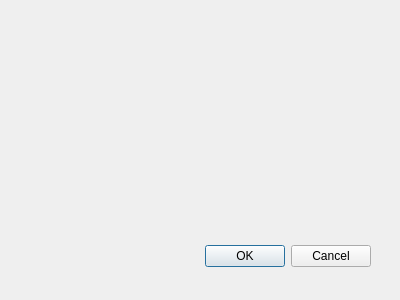
This is helper_main_dialog_base.ui in bazzile/helper as Qt 5 draws it before an edit. The edited form follows.
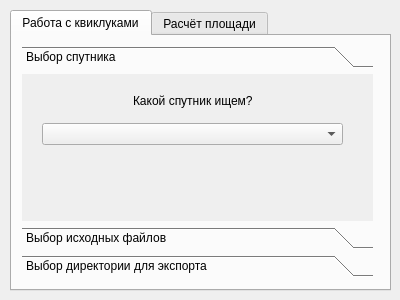
This is the edited form. The open tabs and pages were chosen to show the change.

Commit message: Добавлены первые функции

```diff
--- a/helper_main_dialog_base.ui
+++ b/helper_main_dialog_base.ui
@@ -1,7 +1,7 @@
 <ui version="4.0" >
  <class>HelperDialogBase</class>
- <widget class="QDialog" name="HelperDialogBase" >
-  <property name="geometry" >
+ <widget class="QDialog" name="HelperDialogBase">
+  <property name="geometry">
    <rect>
     <x>0</x>
     <y>0</y>
@@ -9,24 +9,193 @@
     <height>300</height>
    </rect>
   </property>
-  <property name="windowTitle" >
+  <property name="windowTitle">
    <string>Innoter Helper</string>
   </property>
-  <widget class="QDialogButtonBox" name="button_box" >
-   <property name="geometry" >
+  <widget class="QTabWidget" name="tabWidget">
+   <property name="geometry">
     <rect>
-     <x>30</x>
-     <y>240</y>
-     <width>341</width>
-     <height>32</height>
+     <x>10</x>
+     <y>10</y>
+     <width>381</width>
+     <height>281</height>
     </rect>
    </property>
-   <property name="orientation" >
-    <enum>Qt::Horizontal</enum>
+   <property name="currentIndex">
+    <number>0</number>
    </property>
-   <property name="standardButtons" >
-    <set>QDialogButtonBox::Cancel|QDialogButtonBox::Ok</set>
-   </property>
+   <widget class="QWidget" name="tab">
+    <attribute name="title">
+     <string>Работа с квиклуками</string>
+    </attribute>
+    <widget class="QToolBox" name="toolBox">
+     <property name="geometry">
+      <rect>
+       <x>10</x>
+       <y>10</y>
+       <width>351</width>
+       <height>231</height>
+      </rect>
+     </property>
+     <property name="maximumSize">
+      <size>
+       <width>351</width>
+       <height>231</height>
+      </size>
+     </property>
+     <property name="currentIndex">
+      <number>2</number>
+     </property>
+     <widget class="QWidget" name="page">
+      <property name="geometry">
+       <rect>
+        <x>0</x>
+        <y>0</y>
+        <width>351</width>
+        <height>150</height>
+       </rect>
+      </property>
+      <attribute name="label">
+       <string>Выбор спутника</string>
+      </attribute>
+      <widget class="QWidget" name="verticalLayoutWidget">
+       <property name="geometry">
+        <rect>
+         <x>20</x>
+         <y>10</y>
+         <width>301</width>
+         <height>61</height>
+        </rect>
+       </property>
+       <layout class="QVBoxLayout" name="verticalLayout_2">
+        <item>
+         <layout class="QHBoxLayout" name="horizontalLayout_5">
+          <item>
+           <spacer name="horizontalSpacer">
+            <property name="orientation">
+             <enum>Qt::Horizontal</enum>
+            </property>
+            <property name="sizeHint" stdset="0">
+             <size>
+              <width>40</width>
+              <height>20</height>
+             </size>
+            </property>
+           </spacer>
+          </item>
+          <item>
+           <widget class="QLabel" name="SENSORLabel">
+            <property name="text">
+             <string>Какой спутник ищем?</string>
+            </property>
+           </widget>
+          </item>
+          <item>
+           <spacer name="horizontalSpacer_2">
+            <property name="orientation">
+             <enum>Qt::Horizontal</enum>
+            </property>
+            <property name="sizeHint" stdset="0">
+             <size>
+              <width>40</width>
+              <height>20</height>
+             </size>
+            </property>
+           </spacer>
+          </item>
+         </layout>
+        </item>
+        <item>
+         <widget class="QComboBox" name="SENSOR"/>
+        </item>
+       </layout>
+      </widget>
+     </widget>
+     <widget class="QWidget" name="page_2">
+      <property name="geometry">
+       <rect>
+        <x>0</x>
+        <y>0</y>
+        <width>351</width>
+        <height>150</height>
+       </rect>
+      </property>
+      <attribute name="label">
+       <string>Выбор исходных файлов</string>
+      </attribute>
+      <widget class="QWidget" name="horizontalLayoutWidget_2">
+       <property name="geometry">
+        <rect>
+         <x>10</x>
+         <y>30</y>
+         <width>331</width>
+         <height>71</height>
+        </rect>
+       </property>
+       <layout class="QHBoxLayout" name="horizontalLayout_8">
+        <item>
+         <widget class="QLineEdit" name="INPUT"/>
+        </item>
+        <item>
+         <widget class="QPushButton" name="INPUTbrowse">
+          <property name="text">
+           <string>Открыть...</string>
+          </property>
+         </widget>
+        </item>
+       </layout>
+      </widget>
+     </widget>
+     <widget class="QWidget" name="page_3">
+      <attribute name="label">
+       <string>Выбор директории для экспорта</string>
+      </attribute>
+      <widget class="QWidget" name="horizontalLayoutWidget_3">
+       <property name="geometry">
+        <rect>
+         <x>10</x>
+         <y>30</y>
+         <width>331</width>
+         <height>71</height>
+        </rect>
+       </property>
+       <layout class="QHBoxLayout" name="horizontalLayout_9">
+        <item>
+         <widget class="QLineEdit" name="OUTPUT"/>
+        </item>
+        <item>
+         <widget class="QPushButton" name="OUTPUTbrowse">
+          <property name="text">
+           <string>Обзор...</string>
+          </property>
+         </widget>
+        </item>
+       </layout>
+      </widget>
+     </widget>
+    </widget>
+   </widget>
+   <widget class="QWidget" name="tab_2">
+    <attribute name="title">
+     <string>Расчёт площади</string>
+    </attribute>
+    <widget class="QDialogButtonBox" name="button_box">
+     <property name="geometry">
+      <rect>
+       <x>200</x>
+       <y>170</y>
+       <width>161</width>
+       <height>31</height>
+      </rect>
+     </property>
+     <property name="orientation">
+      <enum>Qt::Horizontal</enum>
+     </property>
+     <property name="standardButtons">
+      <set>QDialogButtonBox::Cancel|QDialogButtonBox::Ok</set>
+     </property>
+    </widget>
+   </widget>
   </widget>
  </widget>
  <resources/>
```
Left out of the diff: 27 changed lines with no effect on the pictures. The commit also changes 1 other file.
